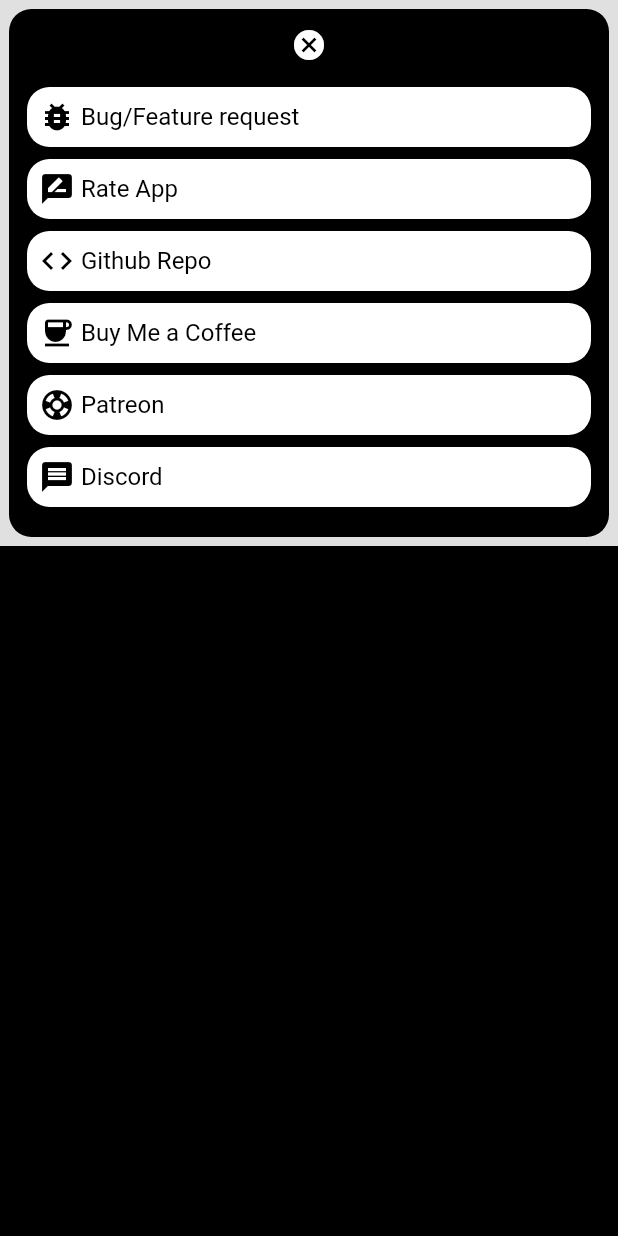
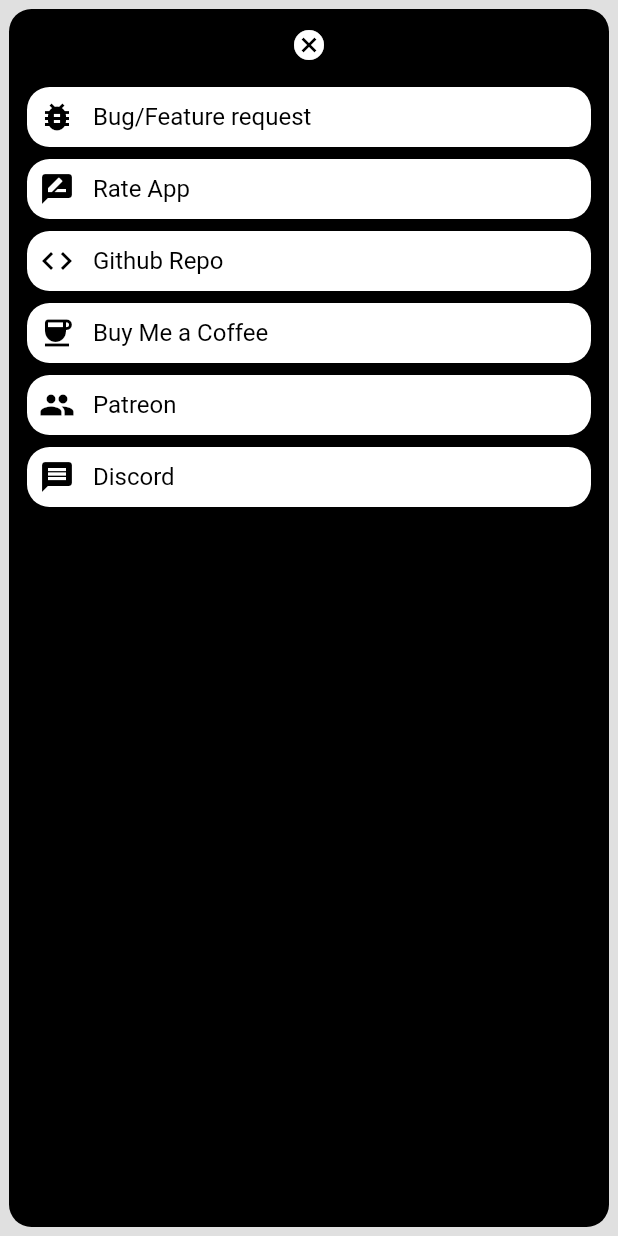
Before and after one commit to abhinavmarwaha/LifeHQ, a Flutter app: the Settings screen opened by its route, on a phone screen of 412 x 824 dp. Run offline on Flutter 3.47's test engine with Material 2 defaults, Android fonts, the phone set to English and light mode, and no system bars; our stand-ins replace cached_network_image, flutter_html, flutter_local_notifications, flutter_map, fluttertoast, latlong2 and 3 more; missing offline and left inert: awesome_emojis, gps, html_editor_enhanced, osm_nominatim; accounts and stored records are empty; network calls fail.

Commit message:
UI changes and screenshots

```diff
--- a/lib/knowledge/models/principle.dart
+++ b/lib/knowledge/models/principle.dart
@@ -37,7 +37,9 @@ class Principle {
       title: map['title'],
       subTitle: map['subTitle'],
       desc: map['desc'],
-      added: DateTime.fromMillisecondsSinceEpoch(map['added']),
+      added: map['added'] == null
+          ? null
+          : DateTime.fromMillisecondsSinceEpoch(map['added']),
       why: map['why'],
       whyNot: map['whyNot'],
     );
--- a/lib/knowledge/services/knowledge_service.dart
+++ b/lib/knowledge/services/knowledge_service.dart
@@ -42,4 +42,10 @@ class KnowledgeService with ChangeNotifier {
     _principles.remove(principle);
     notifyListeners();
   }
+
+  addPrincipleToList(Principle prin, int id) {
+    prin.principleId = id;
+    _principles.add(prin);
+    notifyListeners();
+  }
 }
--- a/lib/momento_mori.dart
+++ b/lib/momento_mori.dart
@@ -92,6 +92,7 @@ class _MomentoMoriState extends State<MomentoMori> {
   }
 }
 
+// TODO Slow UI
 class MoriCal extends StatelessWidget {
   const MoriCal({
     Key? key,
--- a/lib/routine/feel.dart
+++ b/lib/routine/feel.dart
@@ -6,6 +6,7 @@ import 'package:lifehq/routine/services/routine_service.dart';
 import 'package:lifehq/skeleton.dart';
 import 'package:provider/provider.dart';
 
+// TODO confusion between day and night
 class Feel extends StatefulWidget {
   Feel({Key? key}) : super(key: key);
 
--- a/lib/settings.dart
+++ b/lib/settings.dart
@@ -11,7 +11,6 @@ class Settings extends StatelessWidget {
   @override
   Widget build(BuildContext context) {
     return Skeleton(
-        child: SingleChildScrollView(
       child: Column(
         crossAxisAlignment: CrossAxisAlignment.center,
         children: [
@@ -40,7 +39,7 @@ class Settings extends StatelessWidget {
               url: StringConstants.COFFEE,
               title: "Buy Me a Coffee"),
           SettingsCard(
-              icon: Icons.support_sharp,
+              icon: Icons.people,
               url: StringConstants.PATREON,
               title: "Patreon"),
           SettingsCard(
@@ -49,7 +48,7 @@ class Settings extends StatelessWidget {
               title: "Discord"),
         ],
       ),
-    ));
+    );
   }
 }
 
@@ -86,7 +85,7 @@ class SettingsCard extends StatelessWidget {
                   color: Colors.black,
                 ),
                 SizedBox(
-                  width: 4,
+                  width: 12,
                 ),
                 Text(title,
                     style: TextStyle(color: Colors.black, fontSize: 16)),
```
Also changed, not shown: lib/journal/journal_entry_details.dart (+27 -7 lines), lib/journal/journal_entry_input.dart (+0 -43 lines), lib/services/onboarding_provider.dart (+5 -2 lines), 9 other files.
